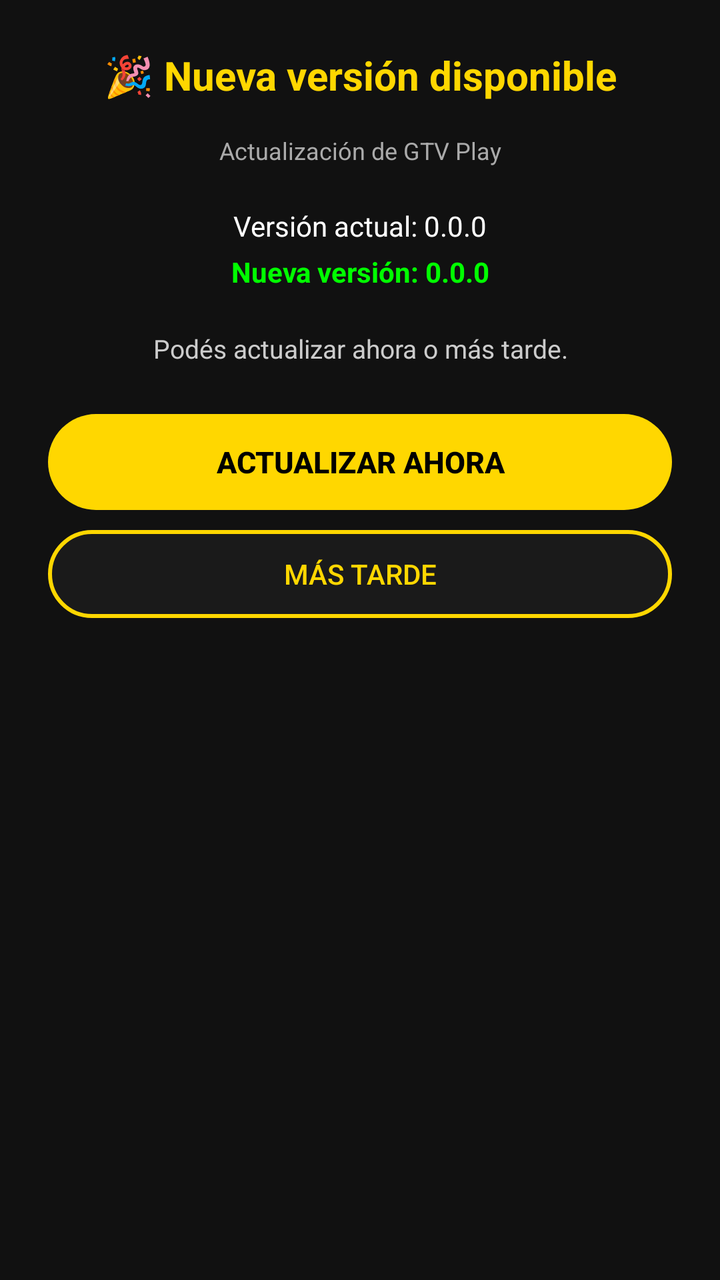
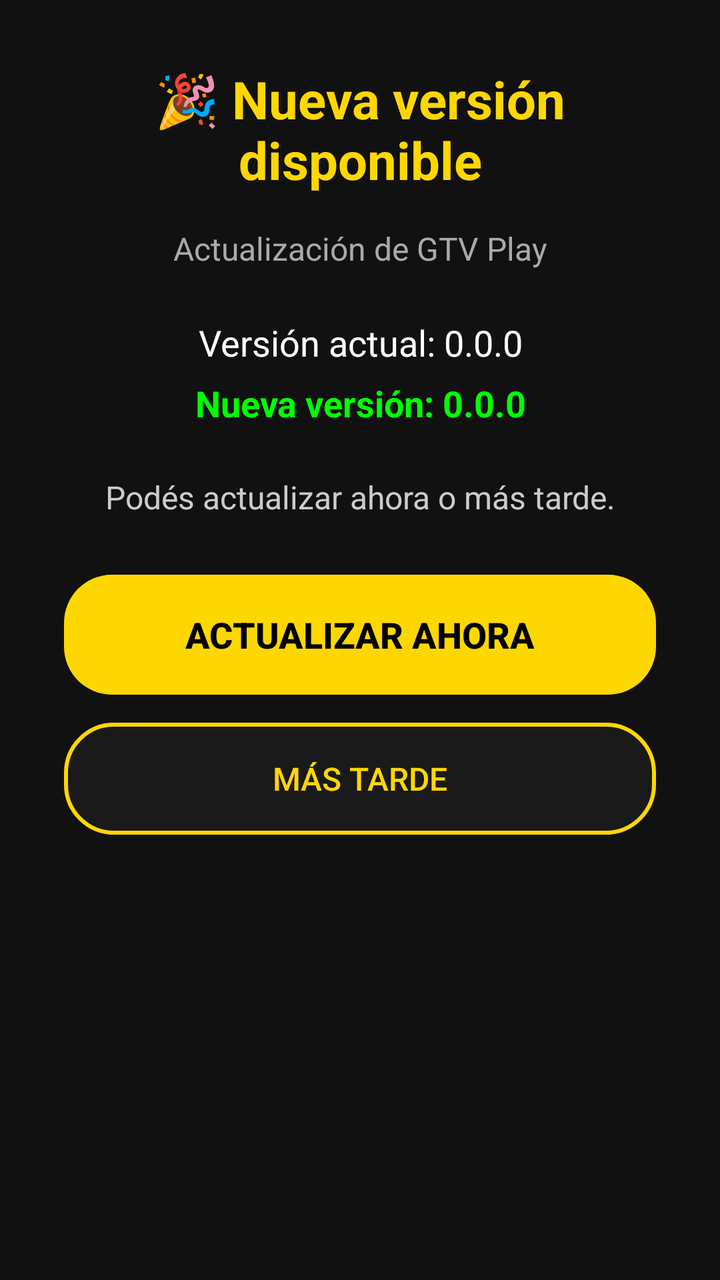

Compare the two renders of this Android layout. The source of the first and the diff that turns it into the second are given below.
<!-- AndroidManifest.xml: application theme Theme.AppCompat.NoActionBar -->
<!-- res/layout/dialog_update.xml -->
<?xml version="1.0" encoding="utf-8"?>
<LinearLayout xmlns:android="http://schemas.android.com/apk/res/android"
    android:layout_width="match_parent"
    android:layout_height="wrap_content"
    android:orientation="vertical"
    android:background="#111111"
    android:padding="24dp">

    <TextView
        android:id="@+id/dialogTitle"
        android:layout_width="match_parent"
        android:layout_height="wrap_content"
        android:text="🎉 Nueva versión disponible"
        android:textColor="#FFD700"
        android:textSize="20sp"
        android:textStyle="bold"
        android:gravity="center"
        android:layout_marginBottom="16dp" />

    <TextView
        android:id="@+id/dialogSubtitle"
        android:layout_width="match_parent"
        android:layout_height="wrap_content"
        android:text="Actualización de GTV Play"
        android:textColor="#AAAAAA"
        android:textSize="12sp"
        android:gravity="center"
        android:layout_marginBottom="20dp" />

    <TextView
        android:id="@+id/dialogVersionActual"
        android:layout_width="match_parent"
        android:layout_height="wrap_content"
        android:text="Versión actual: 0.0.0"
        android:textColor="#FFFFFF"
        android:textSize="14sp"
        android:gravity="center"
        android:layout_marginBottom="4dp" />

    <TextView
        android:id="@+id/dialogVersionNueva"
        android:layout_width="match_parent"
        android:layout_height="wrap_content"
        android:text="Nueva versión: 0.0.0"
        android:textColor="#00FF00"
        android:textSize="14sp"
        android:textStyle="bold"
        android:gravity="center"
        android:layout_marginBottom="20dp" />

    <TextView
        android:id="@+id/dialogMensaje"
        android:layout_width="match_parent"
        android:layout_height="wrap_content"
        android:text="Podés actualizar ahora o más tarde."
        android:textColor="#CCCCCC"
        android:textSize="13sp"
        android:gravity="center"
        android:lineSpacingExtra="4dp"
        android:layout_marginBottom="24dp" />

    <Button
        android:id="@+id/dialogBtnActualizar"
        android:layout_width="match_parent"
        android:layout_height="wrap_content"
        android:minHeight="48dp"
        android:text="Actualizar ahora"
        android:textColor="#000000"
        android:textSize="15sp"
        android:textStyle="bold"
        android:background="@drawable/dialog_btn_primary_bg"
        android:layout_marginBottom="10dp"
        android:stateListAnimator="@null" />

    <Button
        android:id="@+id/dialogBtnMasTarde"
        android:layout_width="match_parent"
        android:layout_height="wrap_content"
        android:minHeight="44dp"
        android:text="Más tarde"
        android:textColor="#FFD700"
        android:textSize="14sp"
        android:background="@drawable/dialog_btn_secondary_bg"
        android:stateListAnimator="@null" />

</LinearLayout>
<!-- resources referenced by this layout -->
<resources>
  <!-- drawable dialog_btn_primary_bg (drawable) -->
  <?xml version="1.0" encoding="utf-8"?>
  <shape xmlns:android="http://schemas.android.com/apk/res/android"
      android:shape="rectangle">
      <solid android:color="#FFD700" />
      <corners android:radius="24dp" />
      <stroke android:width="0dp" android:color="#00000000" />
  </shape>
  <!-- drawable dialog_btn_secondary_bg (drawable) -->
  <?xml version="1.0" encoding="utf-8"?>
  <shape xmlns:android="http://schemas.android.com/apk/res/android"
      android:shape="rectangle">
      <solid android:color="#1A1A1A" />
      <corners android:radius="24dp" />
      <stroke android:width="2dp" android:color="#FFD700" />
  </shape>
</resources>

<!-- the commit's change to res/layout/dialog_update.xml (unified diff, before → after) -->
@@ -4,7 +4,7 @@
     android:layout_height="wrap_content"
     android:orientation="vertical"
     android:background="#111111"
-    android:padding="24dp">
+    android:padding="32dp">
 
     <TextView
         android:id="@+id/dialogTitle"
@@ -12,7 +12,7 @@
         android:layout_height="wrap_content"
         android:text="🎉 Nueva versión disponible"
         android:textColor="#FFD700"
-        android:textSize="20sp"
+        android:textSize="26sp"
         android:textStyle="bold"
         android:gravity="center"
         android:layout_marginBottom="16dp" />
@@ -23,9 +23,9 @@
         android:layout_height="wrap_content"
         android:text="Actualización de GTV Play"
         android:textColor="#AAAAAA"
-        android:textSize="12sp"
+        android:textSize="16sp"
         android:gravity="center"
-        android:layout_marginBottom="20dp" />
+        android:layout_marginBottom="24dp" />
 
     <TextView
         android:id="@+id/dialogVersionActual"
@@ -33,9 +33,9 @@
         android:layout_height="wrap_content"
         android:text="Versión actual: 0.0.0"
         android:textColor="#FFFFFF"
-        android:textSize="14sp"
+        android:textSize="18sp"
         android:gravity="center"
-        android:layout_marginBottom="4dp" />
+        android:layout_marginBottom="6dp" />
 
     <TextView
         android:id="@+id/dialogVersionNueva"
@@ -43,10 +43,10 @@
         android:layout_height="wrap_content"
         android:text="Nueva versión: 0.0.0"
         android:textColor="#00FF00"
-        android:textSize="14sp"
+        android:textSize="18sp"
         android:textStyle="bold"
         android:gravity="center"
-        android:layout_marginBottom="20dp" />
+        android:layout_marginBottom="24dp" />
 
     <TextView
         android:id="@+id/dialogMensaje"
@@ -54,33 +54,35 @@
         android:layout_height="wrap_content"
         android:text="Podés actualizar ahora o más tarde."
         android:textColor="#CCCCCC"
-        android:textSize="13sp"
+        android:textSize="16sp"
         android:gravity="center"
-        android:lineSpacingExtra="4dp"
-        android:layout_marginBottom="24dp" />
+        android:lineSpacingExtra="6dp"
+        android:layout_marginBottom="28dp" />
 
     <Button
         android:id="@+id/dialogBtnActualizar"
         android:layout_width="match_parent"
         android:layout_height="wrap_content"
-        android:minHeight="48dp"
+        android:minHeight="60dp"
         android:text="Actualizar ahora"
         android:textColor="#000000"
-        android:textSize="15sp"
+        android:textSize="18sp"
         android:textStyle="bold"
         android:background="@drawable/dialog_btn_primary_bg"
-        android:layout_marginBottom="10dp"
+        android:layout_marginBottom="14dp"
+        android:focusable="true"
         android:stateListAnimator="@null" />
 
     <Button
         android:id="@+id/dialogBtnMasTarde"
         android:layout_width="match_parent"
         android:layout_height="wrap_content"
-        android:minHeight="44dp"
+        android:minHeight="56dp"
         android:text="Más tarde"
         android:textColor="#FFD700"
-        android:textSize="14sp"
+        android:textSize="16sp"
         android:background="@drawable/dialog_btn_secondary_bg"
+        android:focusable="true"
         android:stateListAnimator="@null" />
 
 </LinearLayout>
